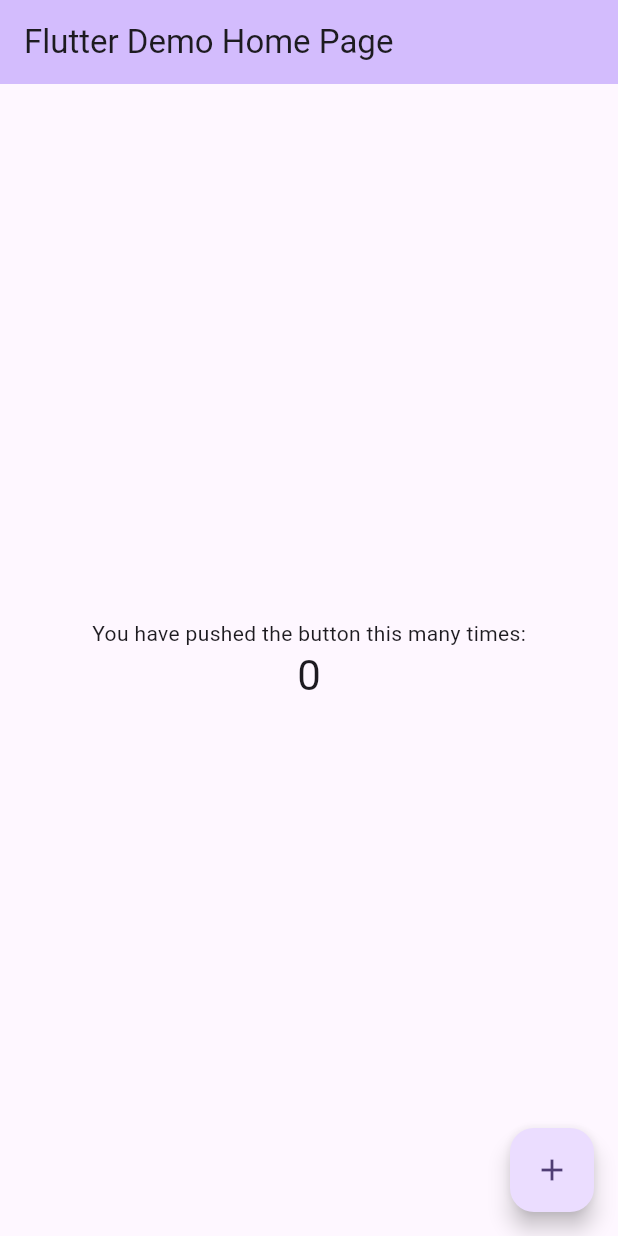
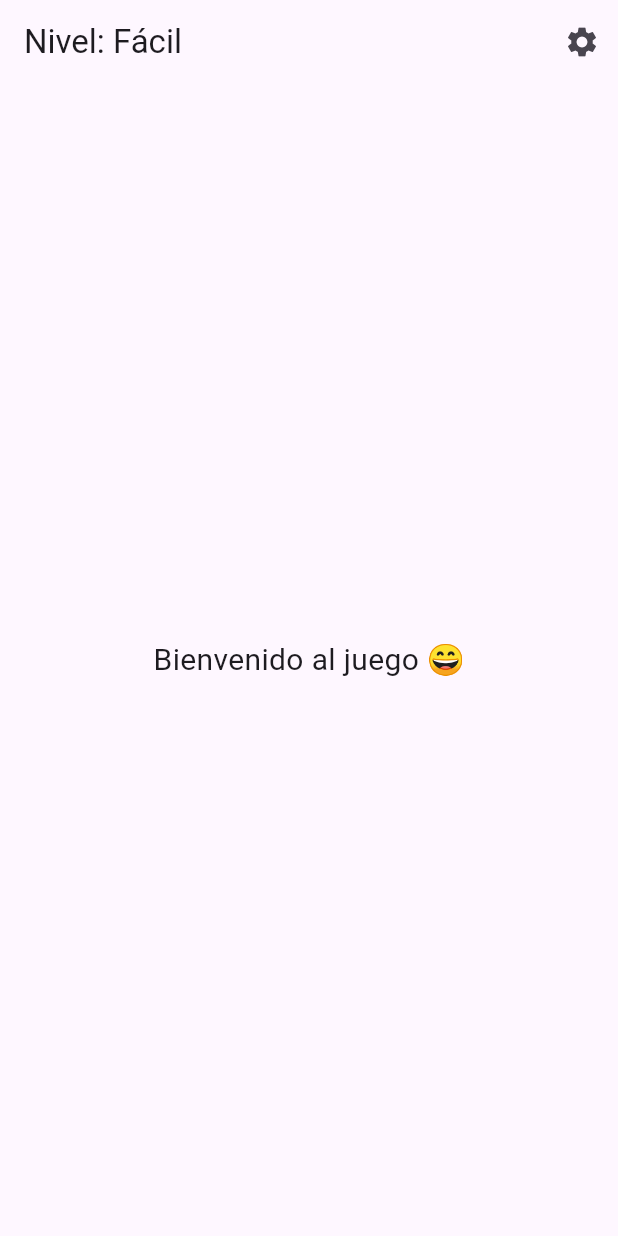
Before and after one commit to Ezdras01/numero_secreto_flutter, a Flutter app: the screen it shows after launch, on a phone screen of 412 x 824 dp. Run offline on Flutter 3.47's test engine with Material 3 defaults, Android fonts, the phone set to English and light mode, and no system bars.

Commit message:
feat: pantalla de juego inicial
primera prueba de pantalla, aun no tiene funcionamiento.

```diff
--- a/numero_secreto_flutter/lib/main.dart
+++ b/numero_secreto_flutter/lib/main.dart
@@ -1,125 +1,66 @@
 import 'package:flutter/material.dart';
 
+import 'package:numero_secreto_flutter/controllers/controlador_juego.dart';
+import 'package:numero_secreto_flutter/models/dificultad.dart';
+import 'package:numero_secreto_flutter/utils/validador_entrada.dart';
+
 void main() {
-  runApp(const MyApp());
+  runApp(const JuegoApp());
 }
 
-class MyApp extends StatelessWidget {
-  const MyApp({super.key});
+class JuegoApp extends StatelessWidget {
+  const JuegoApp({super.key});
 
-  // This widget is the root of your application.
   @override
   Widget build(BuildContext context) {
     return MaterialApp(
-      title: 'Flutter Demo',
-      theme: ThemeData(
-        // This is the theme of your application.
-        //
-        // TRY THIS: Try running your application with "flutter run". You'll see
-        // the application has a purple toolbar. Then, without quitting the app,
-        // try changing the seedColor in the colorScheme below to Colors.green
-        // and then invoke "hot reload" (save your changes or press the "hot
-        // reload" button in a Flutter-supported IDE, or press "r" if you used
-        // the command line to start the app).
-        //
-        // Notice that the counter didn't reset back to zero; the application
-        // state is not lost during the reload. To reset the state, use hot
-        // restart instead.
-        //
-        // This works for code too, not just values: Most code changes can be
-        // tested with just a hot reload.
-        colorScheme: ColorScheme.fromSeed(seedColor: Colors.deepPurple),
-        useMaterial3: true,
-      ),
-      home: const MyHomePage(title: 'Flutter Demo Home Page'),
+      title: 'Adivina el número',
+      theme: ThemeData(primarySwatch: Colors.blue),
+      debugShowCheckedModeBanner: false,
+      home: const JuegoAdivinarNumero(),
     );
   }
 }
 
-class MyHomePage extends StatefulWidget {
-  const MyHomePage({super.key, required this.title});
-
-  // This widget is the home page of your application. It is stateful, meaning
-  // that it has a State object (defined below) that contains fields that affect
-  // how it looks.
-
-  // This class is the configuration for the state. It holds the values (in this
-  // case the title) provided by the parent (in this case the App widget) and
-  // used by the build method of the State. Fields in a Widget subclass are
-  // always marked "final".
-
-  final String title;
+class JuegoAdivinarNumero extends StatefulWidget {
+  const JuegoAdivinarNumero({super.key});
 
   @override
-  State<MyHomePage> createState() => _MyHomePageState();
+  State<JuegoAdivinarNumero> createState() => _JuegoAdivinarNumeroState();
 }
 
-class _MyHomePageState extends State<MyHomePage> {
-  int _counter = 0;
+class _JuegoAdivinarNumeroState extends State<JuegoAdivinarNumero> {
+  final ControladorJuego _controlador = ControladorJuego();
+  NivelDificultad _nivelActual = NivelDificultad.facil;
 
-  void _incrementCounter() {
-    setState(() {
-      // This call to setState tells the Flutter framework that something has
-      // changed in this State, which causes it to rerun the build method below
-      // so that the display can reflect the updated values. If we changed
-      // _counter without calling setState(), then the build method would not be
-      // called again, and so nothing would appear to happen.
-      _counter++;
-    });
+  @override
+  void initState() {
+    super.initState();
+    _controlador.iniciarJuego(_nivelActual);
   }
 
   @override
   Widget build(BuildContext context) {
-    // This method is rerun every time setState is called, for instance as done
-    // by the _incrementCounter method above.
-    //
-    // The Flutter framework has been optimized to make rerunning build methods
-    // fast, so that you can just rebuild anything that needs updating rather
-    // than having to individually change instances of widgets.
+    final dificultad = _controlador.dificultad;
+
     return Scaffold(
       appBar: AppBar(
-        // TRY THIS: Try changing the color here to a specific color (to
-        // Colors.amber, perhaps?) and trigger a hot reload to see the AppBar
-        // change color while the other colors stay the same.
-        backgroundColor: Theme.of(context).colorScheme.inversePrimary,
-        // Here we take the value from the MyHomePage object that was created by
-        // the App.build method, and use it to set our appbar title.
-        title: Text(widget.title),
+        title: Text('Nivel: ${dificultad.obtenerNombre()}'),
+        actions: [
+          IconButton(
+            icon: const Icon(Icons.settings),
+            onPressed: () {
+              // Aquí más adelante pondremos el cambio de nivel
+            },
+          ),
+        ],
       ),
-      body: Center(
-        // Center is a layout widget. It takes a single child and positions it
-        // in the middle of the parent.
-        child: Column(
-          // Column is also a layout widget. It takes a list of children and
-          // arranges them vertically. By default, it sizes itself to fit its
-          // children horizontally, and tries to be as tall as its parent.
-          //
-          // Column has various properties to control how it sizes itself and
-          // how it positions its children. Here we use mainAxisAlignment to
-          // center the children vertically; the main axis here is the vertical
-          // axis because Columns are vertical (the cross axis would be
-          // horizontal).
-          //
-          // TRY THIS: Invoke "debug painting" (choose the "Toggle Debug Paint"
-          // action in the IDE, or press "p" in the console), to see the
-          // wireframe for each widget.
-          mainAxisAlignment: MainAxisAlignment.center,
-          children: <Widget>[
-            const Text(
-              'You have pushed the button this many times:',
-            ),
-            Text(
-              '$_counter',
-              style: Theme.of(context).textTheme.headlineMedium,
-            ),
-          ],
+      body: const Center(
+        child: Text(
+          'Bienvenido al juego 😄',
+          style: TextStyle(fontSize: 20),
         ),
       ),
-      floatingActionButton: FloatingActionButton(
-        onPressed: _incrementCounter,
-        tooltip: 'Increment',
-        child: const Icon(Icons.add),
-      ), // This trailing comma makes auto-formatting nicer for build methods.
     );
   }
 }
```
